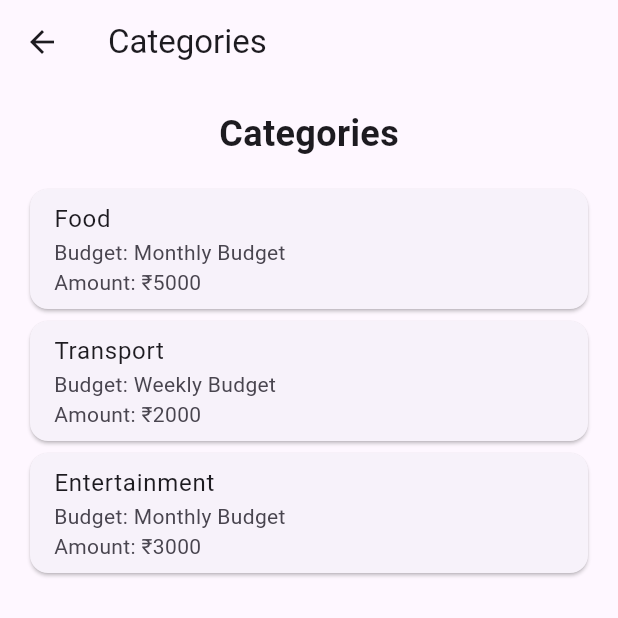
After one commit to devilunraveled/phoneSE, a Flutter app: the CategoriesScreen screen opened directly, on a phone screen of 412 x 824 dp, the top half of it. The commit adds this screen. Run offline on Flutter 3.47's test engine with Material 3 defaults, Android fonts, the phone set to English and light mode, and no system bars; our stand-ins replace fl_chart, flutter_secure_storage; missing offline and left inert: flutter_upi_india, mobile_scanner; accounts and stored records are empty; network calls fail.

Commit message:
categories page and account calls

```diff
--- /dev/null
+++ b/phone_se_app/lib/screens/categories.dart
@@ -0,0 +1,50 @@
+import 'package:flutter/material.dart';
+
+class Category {
+  final String name;
+  final String budgetName;
+  final String amount;
+
+  Category({required this.name, required this.budgetName, required this.amount});
+
+  Widget buildCategoryItem() {
+    return Card(
+      child: ListTile(
+        title: Text(name),
+        subtitle: Text('Budget: $budgetName\nAmount: $amount'),
+      ),
+    );
+  }
+}
+
+class CategoriesScreen extends StatelessWidget {
+  final List<Category> categories = [
+    Category(name: 'Food', budgetName: 'Monthly Budget', amount: '₹5000'),
+    Category(name: 'Transport', budgetName: 'Weekly Budget', amount: '₹2000'),
+    Category(name: 'Entertainment', budgetName: 'Monthly Budget', amount: '₹3000'),
+  ];
+
+  @override
+  Widget build(BuildContext context) {
+    return Scaffold(
+      appBar: AppBar(title: Text('Categories')),
+      body: Padding(
+        padding: const EdgeInsets.all(16.0),
+        child: Column(
+          children: [
+            Text('Categories', style: TextStyle(fontSize: 24, fontWeight: FontWeight.bold)),
+            SizedBox(height: 16),
+            Expanded(
+              child: ListView.builder(
+                itemCount: categories.length,
+                itemBuilder: (context, index) {
+                  return categories[index].buildCategoryItem();
+                },
+              ),
+            ),
+          ],
+        ),
+      ),
+    );
+  }
+}
--- a/phone_se_app/lib/screens/dashboard.dart
+++ b/phone_se_app/lib/screens/dashboard.dart
@@ -6,6 +6,7 @@ import 'package:phone_se_app/screens/payment.dart';
 import 'package:phone_se_app/screens/qr_scan.dart';
 import 'package:phone_se_app/screens/budgets.dart';
 import 'package:phone_se_app/screens/accounts.dart';
+import 'package:phone_se_app/screens/categories.dart';
 
 class SpendingChart extends StatelessWidget {
   const SpendingChart({super.key});
@@ -55,6 +56,10 @@ class DashboardScreen extends StatelessWidget {
             onPressed: () => Navigator.push(context, MaterialPageRoute(builder: (_) => AccountsScreen())),
             child: Text('View Accounts'),
           ),
+          ElevatedButton(
+            onPressed: () => Navigator.push(context, MaterialPageRoute(builder: (_) => CategoriesScreen())),
+            child: Text('View Categories'),
+          ),
         ],
       ),
     );
--- a/phone_se_app/lib/screens/login.dart
+++ b/phone_se_app/lib/screens/login.dart
@@ -58,7 +58,7 @@ class LoginScreen extends StatelessWidget {
               child: Text('Login'),
             ),
             TextButton(
-              onPressed: () => Navigator.push(context, MaterialPageRoute(builder: (_) => SignupScreen())),
+              onPressed: () => Navigator.pushReplacement(context, MaterialPageRoute(builder: (_) => SignupScreen())),
               child: Text("Don't have an account? Sign up"),
             )
           ],
```
Also changed, not shown: phone_se_app/lib/screens/accounts.dart (+89 -15 lines), phone_se_app/lib/screens/add_account.dart (added, +35 -0 lines), phone_se_app/lib/screens/expense_log.dart (+6 -21 lines), phone_se_app/lib/screens/sign_up.dart (+7 -2 lines).
